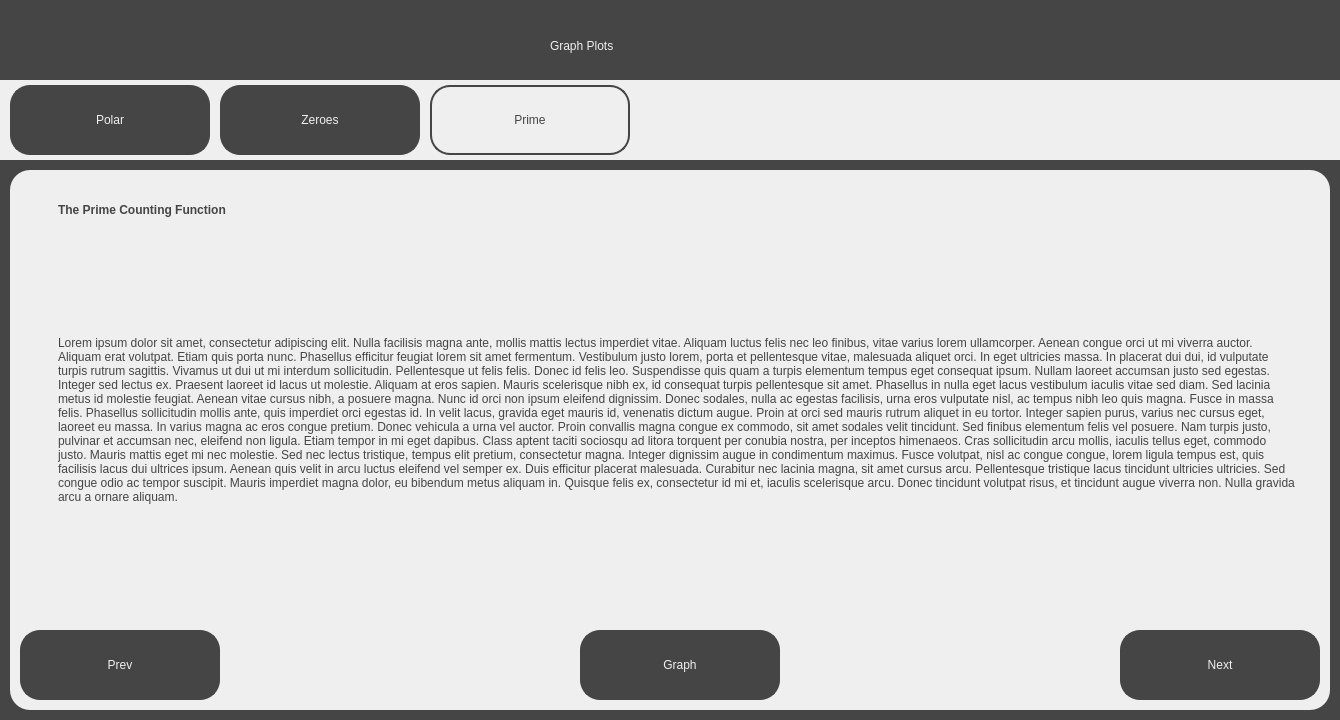
Old version of the form src/ui/investigation_screens/prime_counting_function.ui in the repository jackm245/Riemann-Hypothesis.
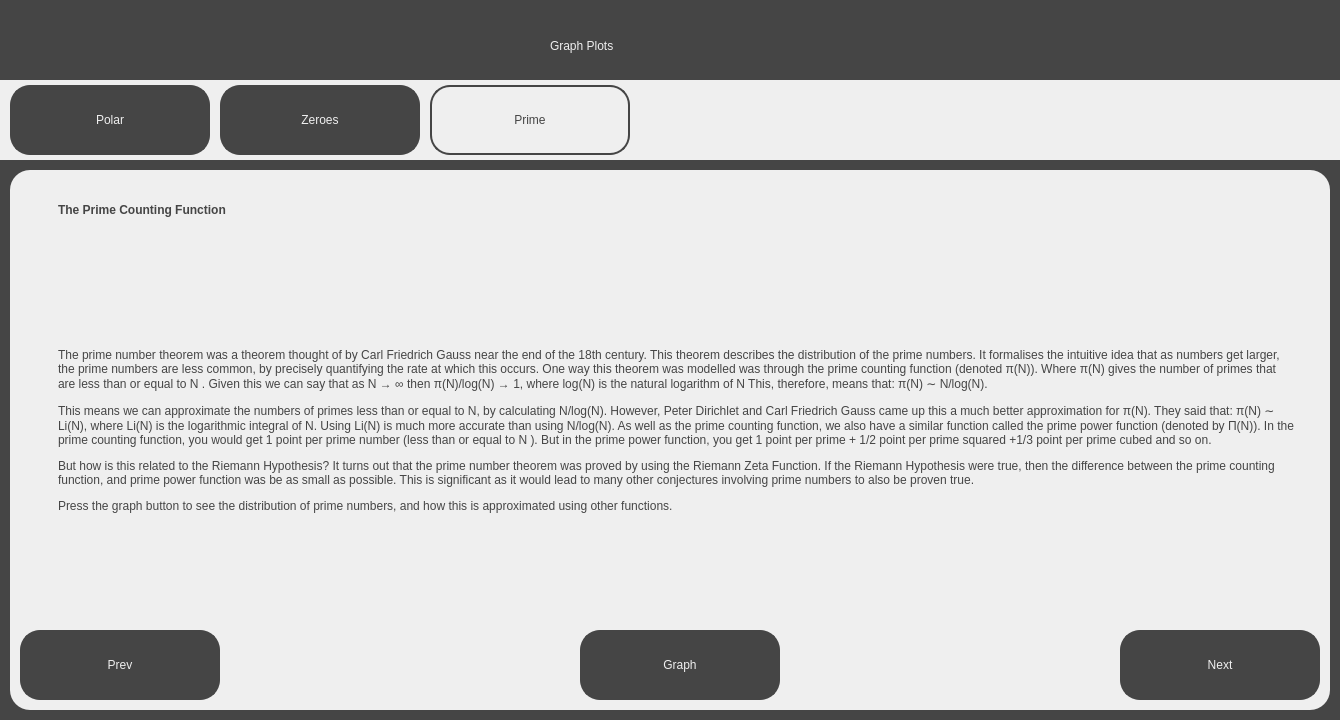
New version of the form.

What changed in the file:
```diff
--- a/src/ui/investigation_screens/prime_counting_function.ui
+++ b/src/ui/investigation_screens/prime_counting_function.ui
@@ -237,7 +237,7 @@
        <x>40</x>
        <y>80</y>
        <width>1251</width>
-       <height>341</height>
+       <height>361</height>
       </rect>
      </property>
      <property name="styleSheet">
@@ -245,7 +245,7 @@
 background-color: rgb(239, 239, 239); padding: 5px;</string>
      </property>
      <property name="text">
-      <string>&lt;html&gt;&lt;head/&gt;&lt;body&gt;&lt;p&gt;Lorem ipsum dolor sit amet, consectetur adipiscing elit. Nulla facilisis magna ante, mollis mattis lectus imperdiet vitae. Aliquam luctus felis nec leo finibus, vitae varius lorem ullamcorper. Aenean congue orci ut mi viverra auctor. Aliquam erat volutpat. Etiam quis porta nunc. Phasellus efficitur feugiat lorem sit amet fermentum. Vestibulum justo lorem, porta et pellentesque vitae, malesuada aliquet orci. In eget ultricies massa. In placerat dui dui, id vulputate turpis rutrum sagittis. Vivamus ut dui ut mi interdum sollicitudin. Pellentesque ut felis felis. Donec id felis leo. Suspendisse quis quam a turpis elementum tempus eget consequat ipsum. Nullam laoreet accumsan justo sed egestas. Integer sed lectus ex. Praesent laoreet id lacus ut molestie. Aliquam at eros sapien. Mauris scelerisque nibh ex, id consequat turpis pellentesque sit amet. Phasellus in nulla eget lacus vestibulum iaculis vitae sed diam. Sed lacinia metus id molestie feugiat. Aenean vitae cursus nibh, a posuere magna. Nunc id orci non ipsum eleifend dignissim. Donec sodales, nulla ac egestas facilisis, urna eros vulputate nisl, ac tempus nibh leo quis magna. Fusce in massa felis. Phasellus sollicitudin mollis ante, quis imperdiet orci egestas id. In velit lacus, gravida eget mauris id, venenatis dictum augue. Proin at orci sed mauris rutrum aliquet in eu tortor. Integer sapien purus, varius nec cursus eget, laoreet eu massa. In varius magna ac eros congue pretium. Donec vehicula a urna vel auctor. Proin convallis magna congue ex commodo, sit amet sodales velit tincidunt. Sed finibus elementum felis vel posuere. Nam turpis justo, pulvinar et accumsan nec, eleifend non ligula. Etiam tempor in mi eget dapibus. Class aptent taciti sociosqu ad litora torquent per conubia nostra, per inceptos himenaeos. Cras sollicitudin arcu mollis, iaculis tellus eget, commodo justo. Mauris mattis eget mi nec molestie. Sed nec lectus tristique, tempus elit pretium, consectetur magna. Integer dignissim augue in condimentum maximus. Fusce volutpat, nisl ac congue congue, lorem ligula tempus est, quis facilisis lacus dui ultrices ipsum. Aenean quis velit in arcu luctus eleifend vel semper ex. Duis efficitur placerat malesuada. Curabitur nec lacinia magna, sit amet cursus arcu. Pellentesque tristique lacus tincidunt ultricies ultricies. Sed congue odio ac tempor suscipit. Mauris imperdiet magna dolor, eu bibendum metus aliquam in. Quisque felis ex, consectetur id mi et, iaculis scelerisque arcu. Donec tincidunt volutpat risus, et tincidunt augue viverra non. Nulla gravida arcu a ornare aliquam.&lt;/p&gt;&lt;/body&gt;&lt;/html&gt;</string>
+      <string>&lt;html&gt;&lt;head/&gt;&lt;body&gt;&lt;p&gt;The prime number theorem was a theorem thought of by Carl Friedrich Gauss near the end of the 18th century. This theorem describes the distribution of the prime numbers. It formalises the intuitive idea that as numbers get larger, the prime numbers are less common, by precisely quantifying the rate at which this occurs. One way this theorem was modelled was through the prime counting function (denoted π(N)). Where π(N) gives the number of primes that are less than or equal to N . Given this we can say that as N → ∞ then π(N)/log(N) → 1, where log(N) is the natural logarithm of N This, therefore, means that: π(N) ∼ N/log(N).&lt;/p&gt;&lt;p&gt;This means we can approximate the numbers of primes less than or equal to N, by calculating N/log(N). However, Peter Dirichlet and Carl Friedrich Gauss came up this a much better approximation for π(N). They said that: π(N) ∼ Li(N), where Li(N) is the logarithmic integral of N. Using Li(N) is much more accurate than using N/log(N). As well as the prime counting function, we also have a similar function called the prime power function (denoted by Π(N)). In the prime counting function, you would get 1 point per prime number (less than or equal to N ). But in the prime power function, you get 1 point per prime + 1/2 point per prime squared +1/3 point per prime cubed and so on.&lt;/p&gt;&lt;p&gt;But how is this related to the Riemann Hypothesis? It turns out that the prime number theorem was proved by using the Riemann Zeta Function. If the Riemann Hypothesis were true, then the difference between the prime counting function, and prime power function was be as small as possible. This is significant as it would lead to many other conjectures involving prime numbers to also be proven true.&lt;/p&gt;&lt;p&gt;Press the graph button to see the distribution of prime numbers, and how this is approximated using other functions.&lt;/p&gt;&lt;/body&gt;&lt;/html&gt;</string>
      </property>
      <property name="wordWrap">
       <bool>true</bool>
```
